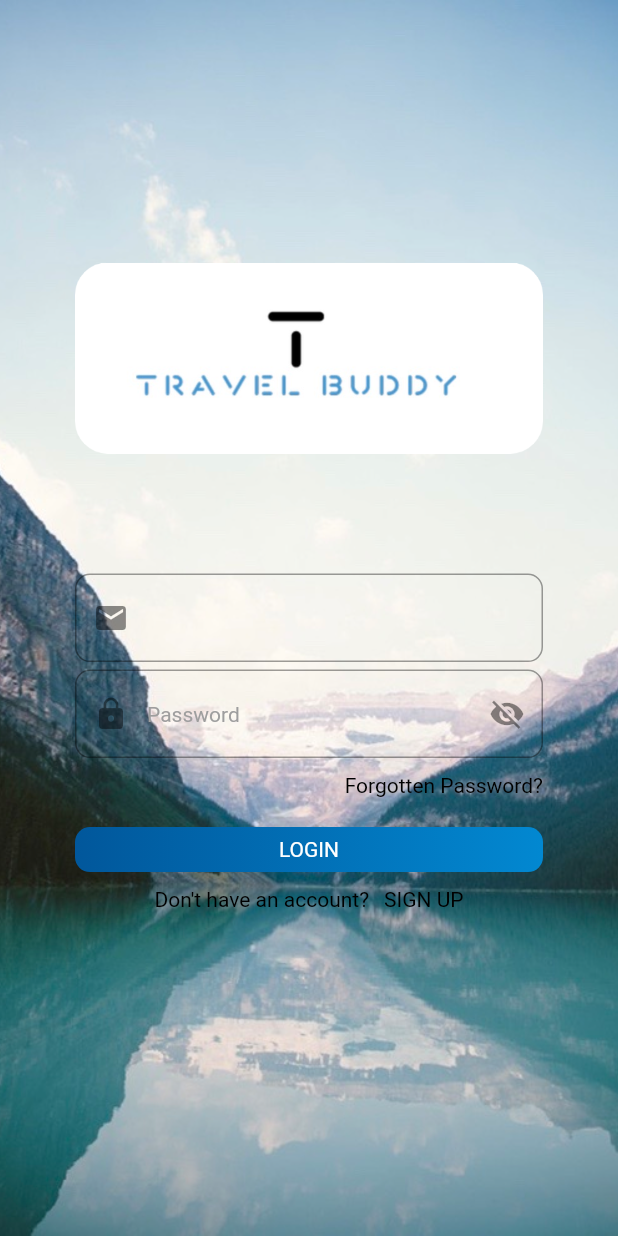
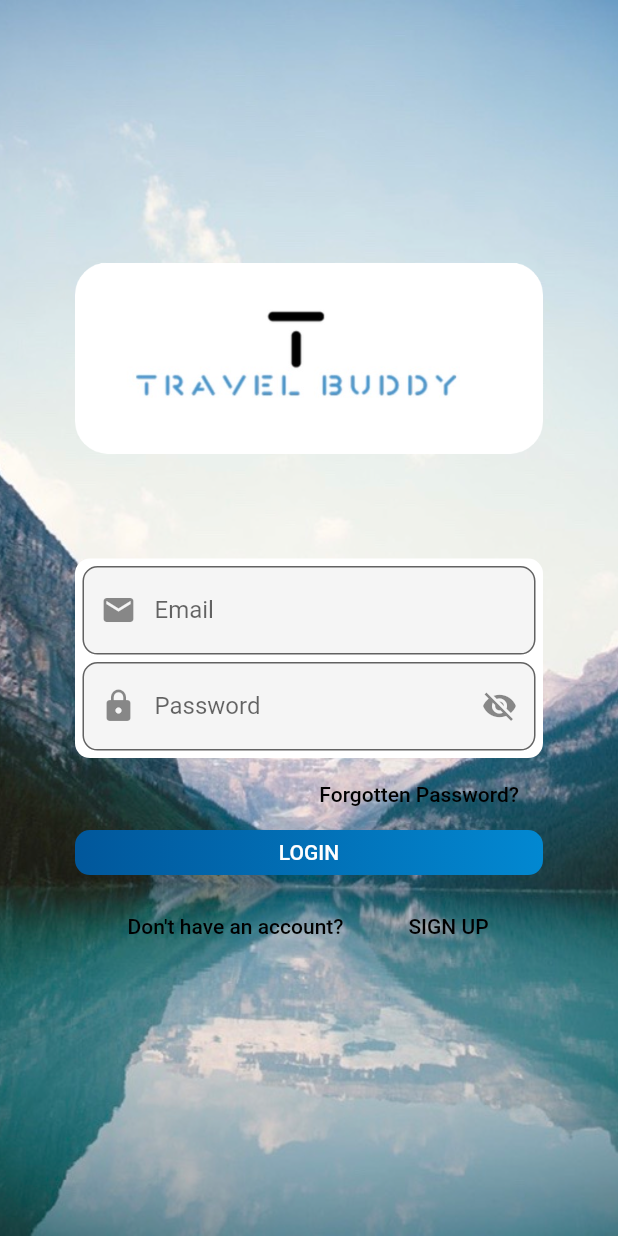
Before and after one commit to acm-projects/Travel-Buddy, a Flutter app: the screen it shows after launch, on a phone screen of 412 x 824 dp. Run offline on Flutter 3.47's test engine with Material 2 defaults, Android fonts, the phone set to English and light mode, and no system bars.

Commit message:
finished login page

```diff
--- a/lib/main.dart
+++ b/lib/main.dart
@@ -21,7 +21,17 @@ class LoginPage extends StatefulWidget{
 }
 
 class _LoginPageState extends State<LoginPage>{
+  bool _hideText = true;
+  final emailController = TextEditingController();
+  final passwordController = TextEditingController();
   @override
+
+  void dispose() {
+    emailController.dispose();
+    passwordController.dispose();
+    super.dispose();
+  }
+
   Widget build(BuildContext context){
     return Scaffold(
         body: Container(
@@ -36,26 +46,35 @@ class _LoginPageState extends State<LoginPage>{
               crossAxisAlignment: CrossAxisAlignment.center,
               children: <Widget>[
                 Image.asset('images/tblogo.png'),
-            SizedBox(height: 40.0,),
-            SizedBox(height: 40.0,),
+                SizedBox(height: 35.0,),
+                SizedBox(height: 35.0,),
+                new Container(
+                  padding: EdgeInsets.all(5),
+                  decoration: BoxDecoration(
+                    borderRadius: BorderRadius.circular(10),
+                    color: Colors.white,
+                  ),
+                  child: Column(
+                    children: <Widget>[
                       buildTextField("Email"),
                       SizedBox(height: 5.0,),
                       buildTextField("Password"),
-            SizedBox(height: 10.0,),
+                    ],),
+                ),
                 Container(
                   child: Row(
                       mainAxisAlignment: MainAxisAlignment.end,
                       children: <Widget>[
-                  Text(
-                    "Forgotten Password?",
-                    style: TextStyle(
-                      color: Colors.black,
-                    ),
+                        new FlatButton(
+                            onPressed: (){
+                              print("Forgotten Password?");
+                            },
+                            child: Text("Forgotten Password?", style: TextStyle(color: Colors.black)
+                            )
                         ),
                       ]
                   ),
                 ),
-            SizedBox(height: 20.0),
                 buildButtonContainer(),
                 SizedBox(height: 10.0,),
                 Container(
@@ -63,9 +82,21 @@ class _LoginPageState extends State<LoginPage>{
                     child: Row(
                       mainAxisAlignment: MainAxisAlignment.center,
                       children: <Widget>[
-                    Text("Don't have an account?", style: TextStyle(color: Colors.black,)),
+                        new FlatButton(
+                            onPressed: (){
+                              print("Don't have an account?");
+                            },
+                            child: Text("Don't have an account?", style: TextStyle(color: Colors.black)
+                            )
+                        ),
                         SizedBox(width: 10.0,),
-                    Text("SIGN UP", style: TextStyle(color: Colors.black,))
+                        new FlatButton(
+                            onPressed: (){
+                              print('Sign Up');
+                            },
+                            child: Text("SIGN UP", style: TextStyle(color: Colors.black)
+                            )
+                        )
                       ],
                     ),
                   ),
@@ -76,28 +107,51 @@ class _LoginPageState extends State<LoginPage>{
     );
   }
 
-  Widget buildTextField(String hintText){
+  void _toggle() {
+    setState(() {
+      _hideText = !_hideText;
+    });
+  }
+
+  Widget buildTextField(String fieldName){
     return TextField(
+
+      controller: fieldName == "Password" ? passwordController : emailController,
+      obscureText: _hideText && fieldName == "Password" ? true : false,
       decoration: InputDecoration(
-        hintText: hintText,
-        hintStyle: TextStyle(
-          color: Colors.grey,
-          fontSize: 14.0,
-        ),
+          labelText: fieldName,
           border: OutlineInputBorder(
             borderRadius: BorderRadius.circular(10.0),
           ),
-        prefixIcon: hintText == "Email" ? Icon(Icons.email): Icon(Icons.lock),
-        suffixIcon: hintText == "Password" ? IconButton(
-          onPressed: (){},
-          icon: Icon(Icons.visibility_off),
-        ): Container()
+          filled: true,
+          focusColor: Colors.white12,
+          prefixIcon: fieldName == "Email" ? Icon(Icons.email): Icon(Icons.lock),
+          suffixIcon: fieldName == "Password" ? IconButton(
+            onPressed: (){
+              _toggle();
+            },
+            icon: Icon(!_hideText ? Icons.visibility : Icons.visibility_off),
+          ): null
       ),
     );
   }
 
   Widget buildButtonContainer(){
     return Container(
+      child: new FlatButton(
+        onPressed: () {
+          print("Email: " + emailController.text);
+          print("Password: " + passwordController.text);
+          emailController.clear();
+          passwordController.clear();
+        },
+        child: new Text('LOGIN',
+          style: TextStyle(
+            color: Colors.white,
+            fontSize: 14.0,
+          ),
+        ),
+      ),
       height: 30.0,
       width: MediaQuery.of(context).size.width,
       decoration: BoxDecoration(
@@ -111,15 +165,6 @@ class _LoginPageState extends State<LoginPage>{
             end: Alignment.centerLeft
         ),
       ),
-      child: Center(
-        child: Text(
-          "LOGIN",
-          style: TextStyle(
-            color: Colors.white,
-            fontSize: 14.0,
-          ),
-        )
-      ),
     );
   }
 }
```
Lines whose indentation alone changed are shown as unchanged.
